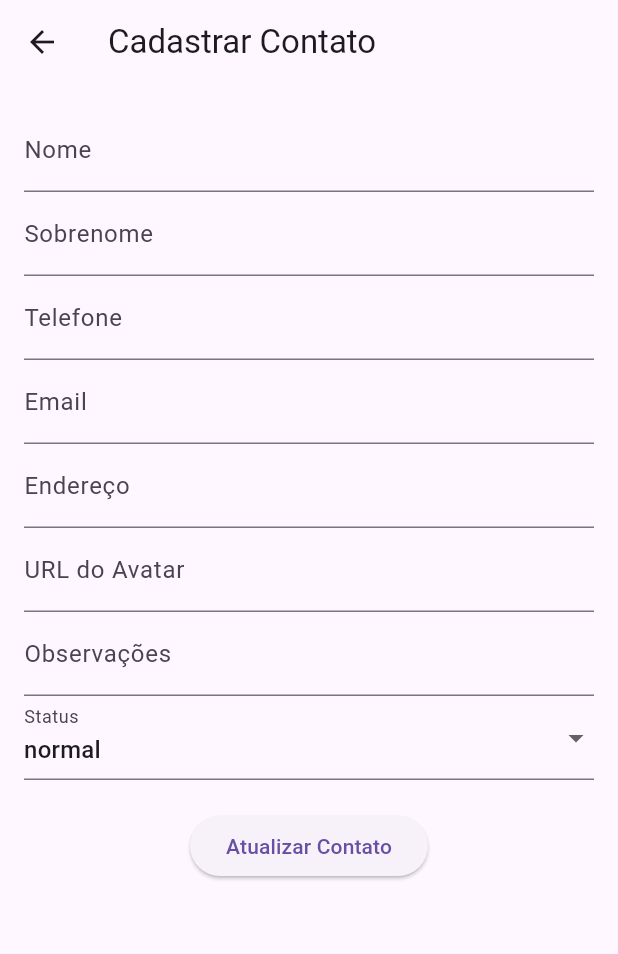
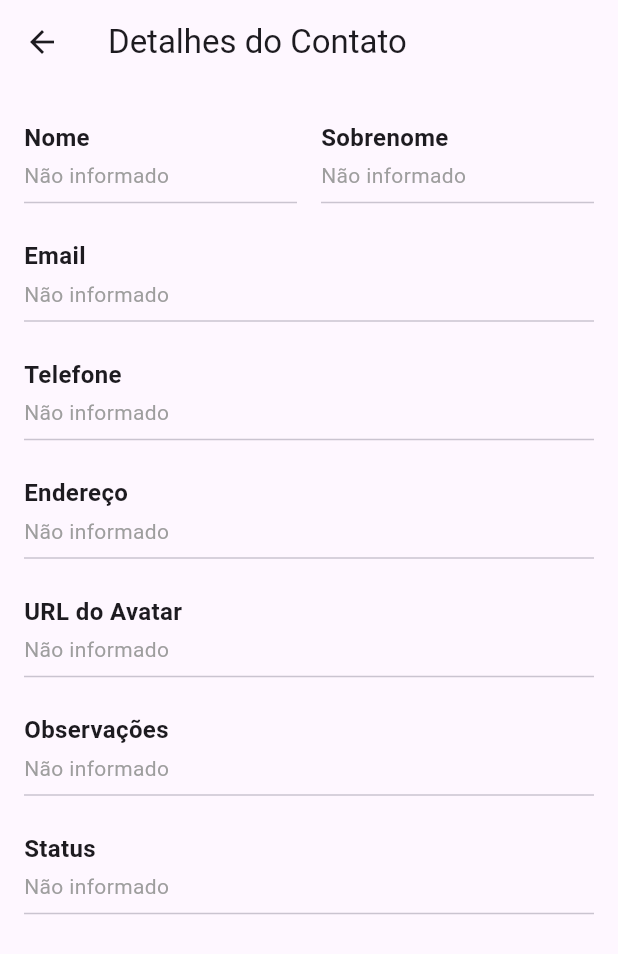
Before and after one commit to WanCarvalho/minha-agenda-app-flutter, a Flutter app: the DetalhesContatoScreen screen opened directly, on a phone screen of 412 x 824 dp. Shown: the top 954 px of the screen. Run offline on Flutter 3.47's test engine with Material 3 defaults, Android fonts, the phone set to English and light mode, and no system bars; network calls fail.

Commit message:
feat: adicionando tela para detalhes do contato e drawer para gerenciamento dos contatos cadastrados

```diff
--- a/lib/screens/detalhes_contato.dart
+++ b/lib/screens/detalhes_contato.dart
@@ -1,179 +1,68 @@
 import 'package:flutter/material.dart';
 import 'package:minha_agenda_app/domain/model/contato.dart';
 import 'package:minha_agenda_app/domain/model/contato_status.dart';
-import 'package:minha_agenda_app/domain/provider/contato_provider.dart';
 
-class DetalhesContatoScreen extends StatefulWidget {
+class DetalhesContatoScreen extends StatelessWidget {
   final String? contatoId;
   final Contato? contato;
 
   const DetalhesContatoScreen({super.key, this.contatoId, this.contato});
 
   @override
-  _DetalhesContatoScreenState createState() => _DetalhesContatoScreenState();
-}
-
-class _DetalhesContatoScreenState extends State<DetalhesContatoScreen> {
-  final _formKey = GlobalKey<FormState>();
-
-  late TextEditingController nomeController;
-  late TextEditingController sobrenomeController;
-  late TextEditingController telefoneController;
-  late TextEditingController emailController;
-  late TextEditingController enderecoController;
-  late TextEditingController avatarController;
-  late TextEditingController observacaoController;
-
-  late ContatoStatus _status;
-
-  @override
-  void initState() {
-    super.initState();
-    nomeController = TextEditingController(text: widget.contato?.nome ?? '');
-    sobrenomeController =
-        TextEditingController(text: widget.contato?.sobrenome ?? '');
-    telefoneController =
-        TextEditingController(text: widget.contato?.telefone ?? '');
-    emailController = TextEditingController(text: widget.contato?.email ?? '');
-    enderecoController =
-        TextEditingController(text: widget.contato?.endereco ?? '');
-    avatarController =
-        TextEditingController(text: widget.contato?.avatar ?? '');
-    observacaoController =
-        TextEditingController(text: widget.contato?.observacao ?? '');
-    _status = widget.contato?.status ?? ContatoStatus.normal;
-  }
-
-  @override
-  void dispose() {
-    nomeController.dispose();
-    sobrenomeController.dispose();
-    telefoneController.dispose();
-    emailController.dispose();
-    enderecoController.dispose();
-    avatarController.dispose();
-    observacaoController.dispose();
-    super.dispose();
-  }
-
-  void _atualizarContato() async {
-    if (_formKey.currentState?.validate() ?? false) {
-      final novoContato = Contato(
-        nome: nomeController.text,
-        sobrenome: sobrenomeController.text,
-        telefone: telefoneController.text,
-        email: emailController.text,
-        status: _status,
-        endereco: enderecoController.text,
-        avatar: avatarController.text,
-        observacao: observacaoController.text,
-      );
-
-      try {
-        showDialog(
-          context: context,
-          barrierDismissible: false,
-          builder: (context) =>
-              const Center(child: CircularProgressIndicator()),
-        );
-
-        await ContatoProvider().atualizarContato(widget.contatoId!, novoContato);
-
-        Navigator.pop(context);
-
-        ScaffoldMessenger.of(context).showSnackBar(
-          SnackBar(
-            content: Text('Contato atualizado com sucesso!'),
-          ),
-        );
-      } catch (e) {
-        Navigator.pop(context);
-        ScaffoldMessenger.of(context).showSnackBar(
-          SnackBar(content: Text('Erro ao salvar contato: $e')),
-        );
-      }
-    }
-  }
-
-  @override
   Widget build(BuildContext context) {
-    final isEditando = widget.contatoId != null;
-
     return Scaffold(
       appBar: AppBar(
-        title: Text(isEditando ? 'Editar Contato' : 'Cadastrar Contato'),
+        title: const Text('Detalhes do Contato'),
       ),
       body: Padding(
         padding: const EdgeInsets.all(16.0),
-        child: Form(
-          key: _formKey,
         child: SingleChildScrollView(
           child: Column(
+            crossAxisAlignment: CrossAxisAlignment.start,
             children: [
-                TextFormField(
-                  controller: nomeController,
-                  decoration: const InputDecoration(labelText: 'Nome'),
-                  validator: (value) => value == null || value.isEmpty
-                      ? 'O nome é obrigatório'
-                      : null,
+              Row(
+                children: [
+                  Expanded(child: _buildInfoTile('Nome', contato?.nome)),
+                  const SizedBox(width: 16),
+                  Expanded(
+                      child: _buildInfoTile('Sobrenome', contato?.sobrenome)),
+                ],
               ),
-                TextFormField(
-                  controller: sobrenomeController,
-                  decoration: const InputDecoration(labelText: 'Sobrenome'),
-                  validator: (value) => value == null || value.isEmpty
-                      ? 'O sobrenome é obrigatório'
-                      : null,
-                ),
-                TextFormField(
-                  controller: telefoneController,
-                  decoration: const InputDecoration(labelText: 'Telefone'),
-                  validator: (value) => value == null || value.isEmpty
-                      ? 'O telefone é obrigatório'
-                      : null,
-                ),
-                TextFormField(
-                  controller: emailController,
-                  decoration: const InputDecoration(labelText: 'Email'),
-                  validator: (value) => value == null || value.isEmpty
-                      ? 'O email é obrigatório'
-                      : null,
-                ),
-                TextFormField(
-                  controller: enderecoController,
-                  decoration: const InputDecoration(labelText: 'Endereço'),
-                ),
-                TextFormField(
-                  controller: avatarController,
-                  decoration: const InputDecoration(labelText: 'URL do Avatar'),
-                ),
-                TextFormField(
-                  controller: observacaoController,
-                  decoration: const InputDecoration(labelText: 'Observações'),
-                ),
-                DropdownButtonFormField<ContatoStatus>(
-                  value: _status,
-                  onChanged: (ContatoStatus? newValue) {
-                    setState(() {
-                      _status = newValue!;
-                    });
-                  },
-                  decoration: const InputDecoration(labelText: 'Status'),
-                  items: ContatoStatus.values.map((ContatoStatus status) {
-                    return DropdownMenuItem<ContatoStatus>(
-                      value: status,
-                      child: Text(status.toString().split('.').last),
-                    );
-                  }).toList(),
-                ),
-                const SizedBox(height: 20),
-                ElevatedButton(
-                  onPressed: _atualizarContato,
-                  child: const Text('Atualizar Contato'),
+              _buildInfoTile('Email', contato?.email),
+              _buildInfoTile('Telefone', contato?.telefone),
+              _buildInfoTile('Endereço', contato?.endereco),
+              _buildInfoTile('URL do Avatar', contato?.avatar),
+              _buildInfoTile('Observações', contato?.observacao),
+              _buildInfoTile(
+                'Status',
+                contato?.status == ContatoStatus.normal
+                    ? 'Normal'
+                    : contato?.status.toString().split('.').last,
               ),
             ],
           ),
         ),
       ),
+    );
+  }
+
+  Widget _buildInfoTile(String title, String? value) {
+    return Padding(
+      padding: const EdgeInsets.symmetric(vertical: 8.0),
+      child: Column(
+        crossAxisAlignment: CrossAxisAlignment.start,
+        children: [
+          Text(
+            title,
+            style: const TextStyle(fontSize: 16, fontWeight: FontWeight.bold),
+          ),
+          const SizedBox(height: 4),
+          Text(
+            value?.isNotEmpty == true ? value! : 'Não informado',
+            style: const TextStyle(fontSize: 14, color: Colors.grey),
+          ),
+          const Divider(),
+        ],
       ),
     );
   }
```
Also changed, not shown: lib/domain/provider/contato_provider.dart (+12 -0 lines), lib/domain/service/contato_service.dart (+18 -0 lines), lib/screens/editar_contato.dart (added, +180 -0 lines), lib/screens/gerencia_contato.dart (added, +98 -0 lines), lib/widgets/home_page.dart (+30 -28 lines). Lines whose indentation alone changed are shown as unchanged.
